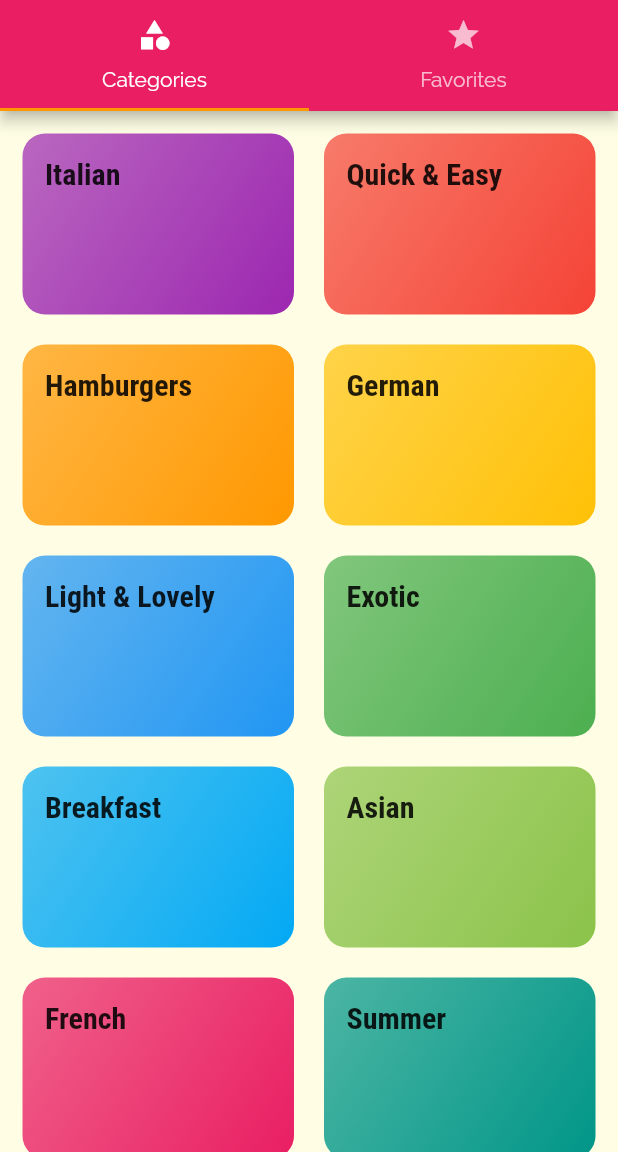
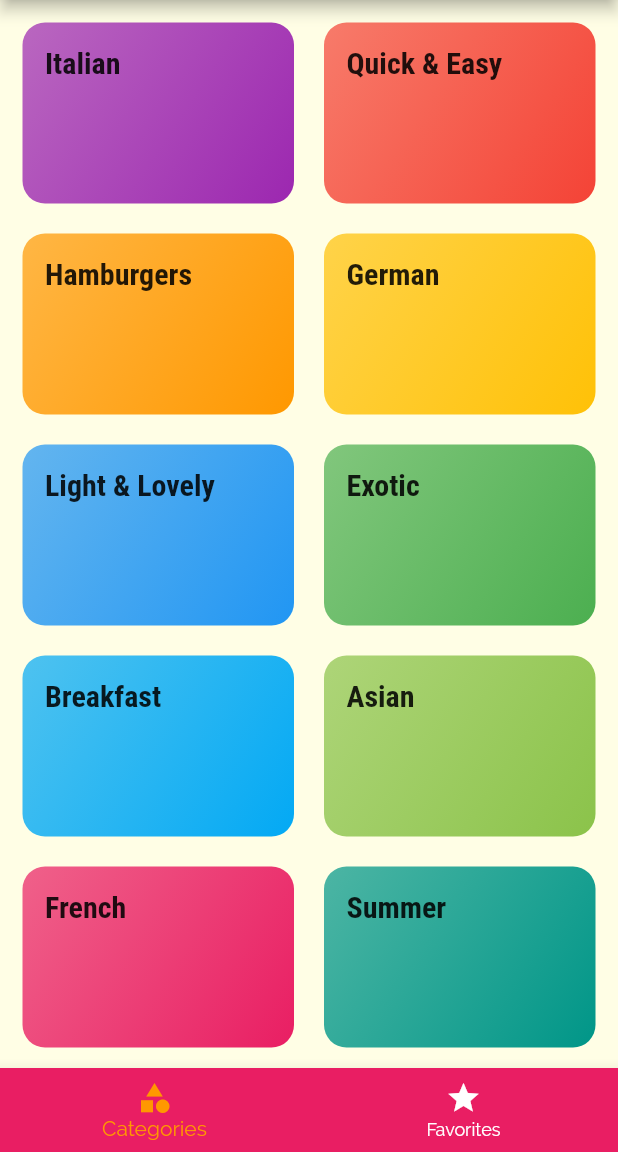
Before and after one commit to Jarkkohei/flutter_meals, a Flutter app: the screen it shows after launch, on a phone screen of 412 x 824 dp, the part 84-1236 px from its top. Run offline on Flutter 3.47's test engine with Material 2 defaults, Android fonts, the phone set to English and light mode, and no system bars.

Commit message:
Convert the TabsScreen-widget to use the bottomNavigationBar property of Scaffold-widget  instead of the DefaultTabController-widget

```diff
--- a/lib/screens/tabs_screen.dart
+++ b/lib/screens/tabs_screen.dart
@@ -9,25 +9,41 @@ class TabsScreen extends StatefulWidget {
 }
 
 class _TabsScreenState extends State<TabsScreen> {
+  final List<Widget> _pages = [
+    CategoriesScreen(),
+    FavoritesScreen(),
+  ];
+
+  int _selectedPageIndex = 0;
+
+  void _selectPage(int index) {
+    setState(() {
+      _selectedPageIndex = index;
+    });
+  }
+
   @override
   Widget build(BuildContext context) {
-    return DefaultTabController(
-      length: 2,
-      initialIndex: 0,
-      child: Scaffold(
-        appBar: AppBar(
-          title: Text('Meals'),
-          bottom: TabBar(
-            tabs: <Widget>[
-              Tab(icon: Icon(Icons.category), text: 'Categories'),
-              Tab(icon: Icon(Icons.star), text: 'Favorites'),
-            ],
+    return Scaffold(
+      appBar: AppBar(
+        title: Text('Meals'),
+      ),
+      body: _pages[_selectedPageIndex],
+      bottomNavigationBar: BottomNavigationBar(
+        onTap: _selectPage,
+        backgroundColor: Theme.of(context).primaryColor,
+        unselectedItemColor: Colors.white,
+        selectedItemColor: Theme.of(context).accentColor,
+        items: [
+          BottomNavigationBarItem(
+            icon: Icon(Icons.category),
+            title: Text('Categories'),
           ),
-        ),
-        body: TabBarView(children: <Widget>[
-          CategoriesScreen(),
-          FavoritesScreen(),
-        ]),
+          BottomNavigationBarItem(
+            icon: Icon(Icons.star),
+            title: Text('Favorites'),
+          ),
+        ],
       ),
     );
   }
```
